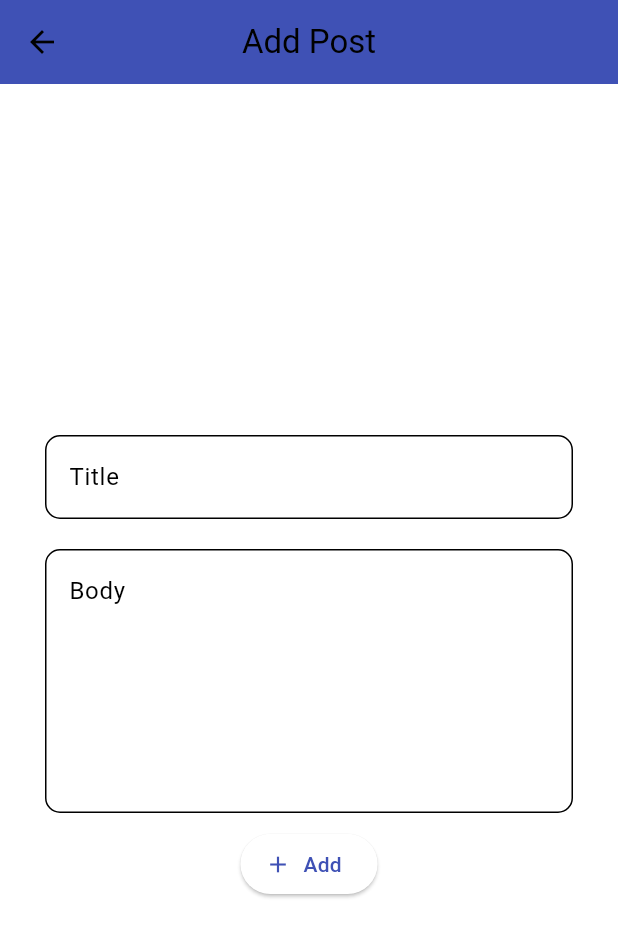
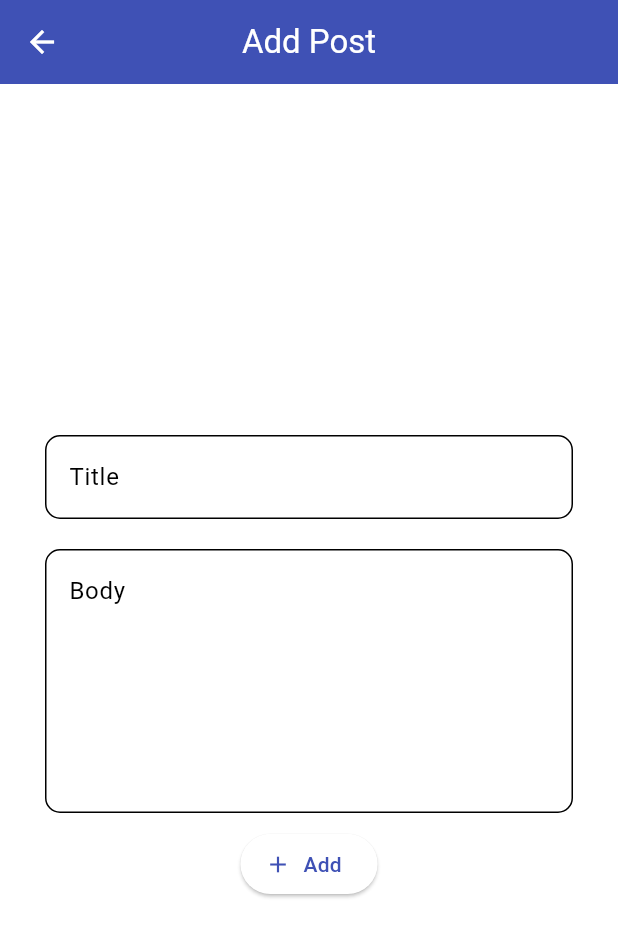
Before and after one commit to Ezzalarab/clean_architecture_posts, a Flutter app: the AddUpdatePostPage screen opened directly, on a phone screen of 412 x 824 dp. Shown: the top 937 px of the screen. Run offline on Flutter 3.47's test engine with Material 3 defaults, Android fonts, the phone set to English and light mode, and no system bars; our stand-ins replace bloc, dartz, equatable, flutter_bloc, get_it, internet_connection_checker and 1 more; accounts and stored records are empty; network calls fail.

Commit message:
fix apgrade

```diff
--- a/lib/core/app_theme.dart
+++ b/lib/core/app_theme.dart
@@ -2,11 +2,13 @@ import 'package:flutter/material.dart';
 
 const primaryColor = Colors.indigo;
 const secondaryColor = Colors.lightBlue;
+const background = Colors.white;
 
 final appTheme = ThemeData(
   appBarTheme: const AppBarTheme(
     backgroundColor: primaryColor,
     centerTitle: true,
+    foregroundColor: background,
   ),
   brightness: Brightness.light,
   primaryColor: primaryColor,
```
Also changed, not shown: 1 other file.
